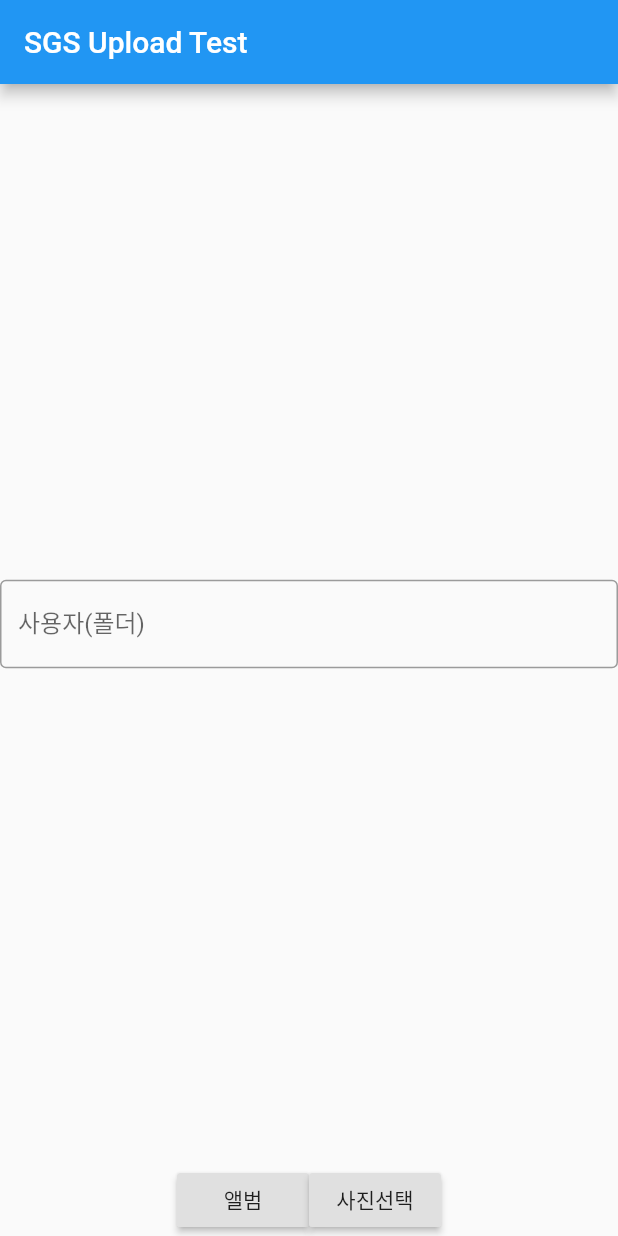
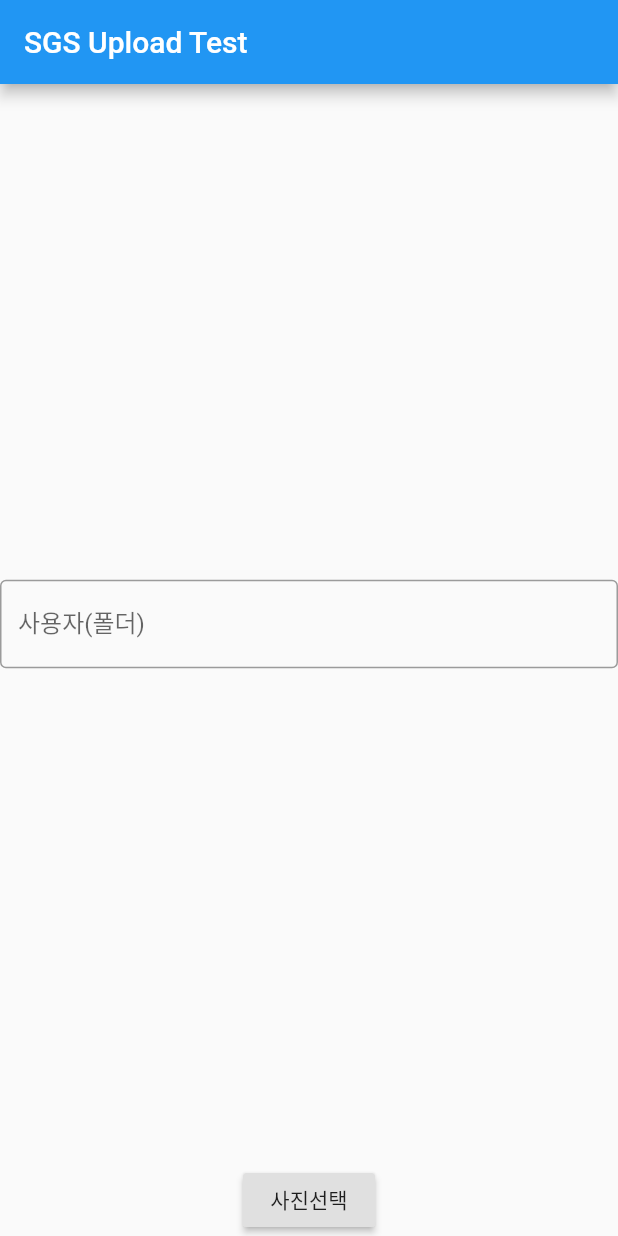
Before and after one commit to SungKyuMM/flutter_app, a Flutter app: the screen it shows after launch, after a tap on "사진선택", on a phone screen of 412 x 824 dp. Run offline on Flutter 3.47's test engine with Material 2 defaults, Android fonts, the phone set to English and light mode, and no system bars; our stand-ins replace fluttertoast, image_picker; missing offline and left inert: flutter_absolute_path, multi_image_picker.

Commit message:
complete 1/1

```diff
--- a/lib/main.dart
+++ b/lib/main.dart
@@ -80,11 +80,11 @@ class ImageAndCameraState extends State<ImageAndCamera> { // 파일 경로 문
       ),
       Row(
         children: <Widget>[
-          RaisedButton(
-            child: Text('앨범'),
-            onPressed: () => onPhoto(ImageSource.gallery),
-            // 앨범에서 선택
-          ),
+          // RaisedButton(
+          //   child: Text('앨범'),
+          //   onPressed: () => onPhoto(ImageSource.gallery),
+          //   // 앨범에서 선택
+          // ),
           // RaisedButton(
           //   child: Text('카메라'),
           //   onPressed: () => onPhoto(ImageSource.camera),
@@ -145,13 +145,6 @@ class ImageAndCameraState extends State<ImageAndCamera> { // 파일 경로 문
         var now = new DateTime.now();
         String fileName1 = DateFormat('yyyy-MM-dd hh-mm-ss.').format(now);
 
-        Fluttertoast.showToast(msg: "12",
-            backgroundColor: Colors.white,
-            textColor: Colors.black,
-            toastLength: Toast.LENGTH_SHORT,
-            gravity: ToastGravity.TOP);
-
-
         int fileCount = 0;
         for (Asset asset in imageList) {
           fileCount = fileCount +1;
@@ -164,25 +157,12 @@ class ImageAndCameraState extends State<ImageAndCamera> { // 파일 경로 문
                   'file', imageD, filename: fileName1+ fileCount.toString().padLeft(3,'0')+".png"  )
           );
 
-
-          Fluttertoast.showToast(msg: "34",
-              backgroundColor: Colors.white,
-              textColor: Colors.black,
-              toastLength: Toast.LENGTH_SHORT,
-              gravity: ToastGravity.TOP);
-
-
           request.fields['dept'] = deptName;
           var res = await request.send();
 
-          Fluttertoast.showToast(msg: "56",
-              backgroundColor: Colors.white,
-              textColor: Colors.black,
-              toastLength: Toast.LENGTH_LONG,
-              gravity: ToastGravity.TOP);
           if(res.statusCode==200)
             {
-              Fluttertoast.showToast(msg: "전송완료",
+              Fluttertoast.showToast(msg: "전송완료 - "+ fileCount.toString()+"/"+imageList.length.toString(),
                   backgroundColor: Colors.white,
                   textColor: Colors.black,
                   toastLength: Toast.LENGTH_SHORT,
```
